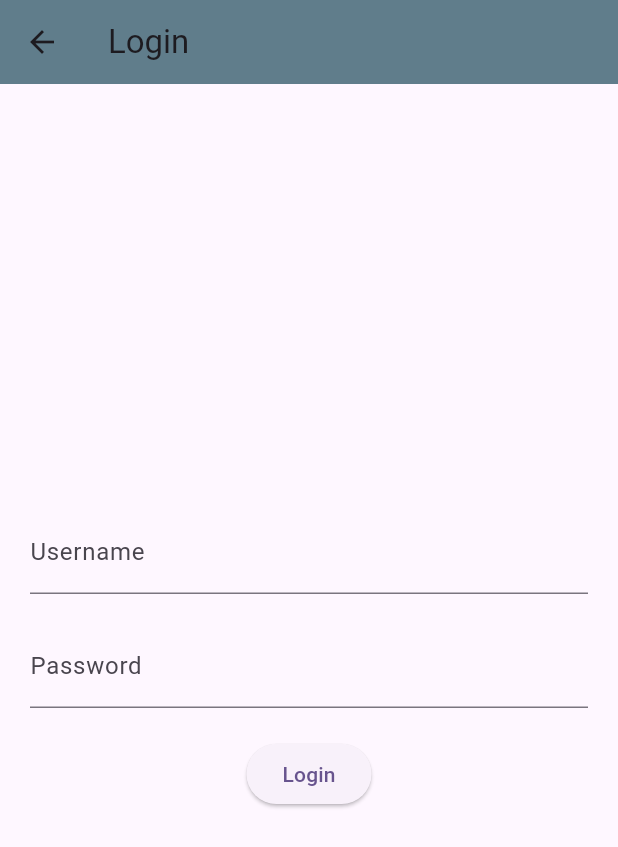
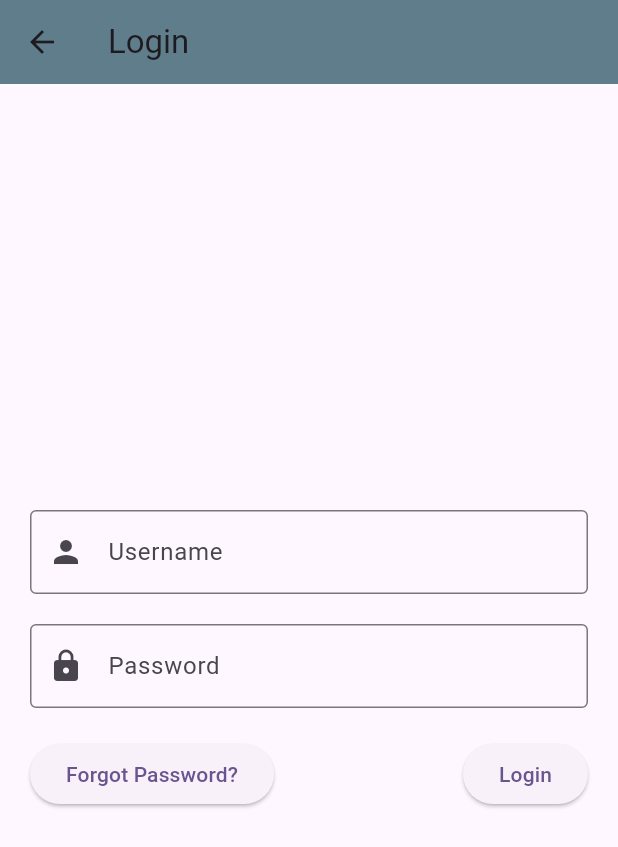
Before and after one commit to SiGMobileUIUC/cu_foodtruck_finder, a Flutter app: the LoginPage screen opened directly, on a phone screen of 412 x 824 dp. Shown: the top 847 px of the screen. Run offline on Flutter 3.47's test engine with Material 3 defaults, Android fonts, the phone set to English and light mode, and no system bars.

Commit message:
Polished Login Page

```diff
--- a/lib/src/app/pages/login.dart
+++ b/lib/src/app/pages/login.dart
@@ -16,18 +16,44 @@ class LoginPage extends StatelessWidget {
           mainAxisAlignment: MainAxisAlignment.center,
           children: [
             const TextField(
-              decoration: InputDecoration(labelText: "Username"),
+              decoration: InputDecoration(
+                labelText: "Username",
+                prefixIcon: Icon(Icons.person),
+                border: OutlineInputBorder(),
+              ),
             ),
             const SizedBox(height: 20),
             const TextField(
-              decoration: InputDecoration(labelText: "Password"),
+              decoration: InputDecoration(
+                labelText: "Password",
+                prefixIcon: Icon(Icons.lock),
+                border: OutlineInputBorder(),
+              ),
               obscureText: true,
             ),
             const SizedBox(height: 20),
-            ElevatedButton(
-              onPressed: () {
-              },
-              child: const Text("Login"),
+            Row(
+              mainAxisAlignment: MainAxisAlignment.center,
+              children: [
+                Expanded(
+                  child: Align(
+                   alignment: Alignment.centerLeft,
+                    child: ElevatedButton(
+                     onPressed: () {},
+                     child: const Text("Forgot Password?"),
+                    ),
+                 ),
+                ),
+                Expanded(
+                child: Align(
+                  alignment: Alignment.centerRight,
+                  child: ElevatedButton(
+                    onPressed: () {},
+                    child: const Text("Login"),
+                  ),
+                ),
+               ),
+              ],
             ),
           ],
         ),
```
